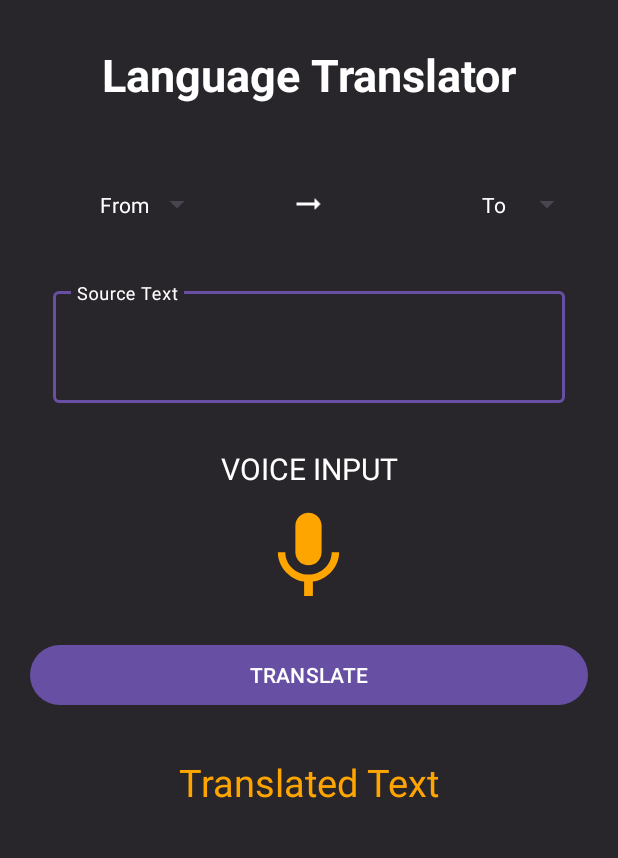
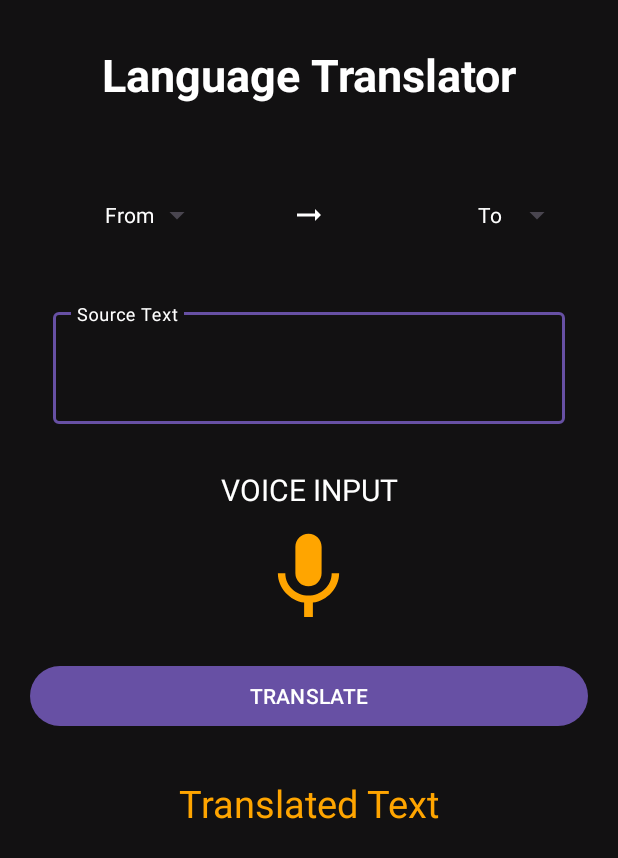
Before and after one commit to Just-vikas91/Language-Translator, an Android app: the screen it shows after launch (MainActivity), on a phone screen of 412 x 824 dp. Shown: the top 858 px of the screen. Run offline under Robolectric (Android 15) with nearby library versions, the phone set to English and light mode, and no system bars; libraries missing offline, so code that uses them is left out: com.google.firebase.ml.

Commit message:
All frontend and backend part for the translator is now complete.

```diff
--- a/app/build.gradle.kts
+++ b/app/build.gradle.kts
@@ -38,7 +38,7 @@ dependencies {
     implementation("com.google.android.material:material:1.11.0")
     // dependency for firebase core.
     implementation("com.google.firebase:firebase-core:21.1.1")
-// below two dependency are used for language detection
+    // below two dependency are used for language detection
     implementation("com.google.firebase:firebase-ml-natural-language:22.0.1")
     implementation("com.google.firebase:firebase-ml-natural-language-translate-model:20.0.9")
     implementation("androidx.constraintlayout:constraintlayout:2.1.4")
--- a/app/src/main/AndroidManifest.xml
+++ b/app/src/main/AndroidManifest.xml
@@ -7,11 +7,11 @@
 
     <application
         android:allowBackup="true"
+        android:icon="@drawable/translate"
+        android:roundIcon="@drawable/translate"
         android:dataExtractionRules="@xml/data_extraction_rules"
         android:fullBackupContent="@xml/backup_rules"
-        android:icon="@mipmap/ic_launcher"
         android:label="@string/app_name"
-        android:roundIcon="@mipmap/ic_launcher_round"
         android:supportsRtl="true"
         android:theme="@style/Theme.LangTrans"
         tools:targetApi="31">
--- a/app/src/main/java/com/example/langtrans/MainActivity.java
+++ b/app/src/main/java/com/example/langtrans/MainActivity.java
@@ -127,7 +127,7 @@ public class MainActivity extends AppCompatActivity {
     }
 
     private void translateText(int fromLanguageCode, int toLanguageCode, String source){
-        translatedTV.setText("downloading modal...");
+        translatedTV.setText("downloading modal");
         FirebaseTranslatorOptions options= new FirebaseTranslatorOptions.Builder()
                 .setSourceLanguage(fromLanguageCode)
                 .setTargetLanguage(toLanguageCode)
--- a/app/src/main/res/layout/activity_main.xml
+++ b/app/src/main/res/layout/activity_main.xml
@@ -32,10 +32,10 @@
 
         <Spinner
             android:id="@+id/idFromSpinner"
-            android:layout_width="0dp"
-            android:layout_height="wrap_content"
+            android:layout_width="5dp"
+            android:layout_height="48dp"
             android:layout_weight="1"
-            android:layout_margin="3dp"
+            android:layout_margin="10dp"
             android:layout_gravity="center"
             android:padding="10dp"/>
 
@@ -43,20 +43,20 @@
         <ImageView
             android:layout_width="1dp"
             android:layout_height="wrap_content"
+            android:layout_gravity="center"
             android:layout_weight="1"
+            android:contentDescription="@string/todo"
             android:src="@drawable/ic_right_arrow"
-            app:tint="@color/white"
-            android:layout_gravity="center"
-            />
+            app:tint="@color/white" />
 
         <Spinner
             android:id="@+id/idToSpinner"
-            android:layout_width="0dp"
-            android:layout_height="wrap_content"
+            android:layout_width="5dp"
+            android:layout_height="48dp"
             android:layout_weight="1"
             android:padding="10dp"
             android:layout_gravity="center"
-            android:layout_margin="3dp"
+            android:layout_margin="10dp"
             />
 
     </LinearLayout>
@@ -106,7 +106,8 @@
         android:layout_gravity="center"
         android:layout_marginTop="10dp"
         android:src="@drawable/ic_mic"
-        app:tint="@color/yellow" />
+        app:tint="@color/yellow"
+        android:importantForAccessibility="no" />
 
     <com.google.android.material.button.MaterialButton
         android:id="@+id/idBtnTranslate"
--- a/app/src/main/res/values/colors.xml
+++ b/app/src/main/res/values/colors.xml
@@ -8,6 +8,6 @@
     <color name="teal_200">#FF03DAC5</color>
     <color name="teal_700">#FF018786</color>
 
-    <color name="black_shade_1">#F21D1A20</color>
+    <color name="black_shade_1">#ED000000</color>
     <color name="yellow">#ffa500</color>
 </resources>
--- a/app/src/main/res/values/strings.xml
+++ b/app/src/main/res/values/strings.xml
@@ -6,4 +6,5 @@
     <string name="tap_mic_to_say">Tap Mic To say</string>
     <string name="translate">Translate</string>
     <string name="translated_text">Translated Text</string>
+    <string name="todo">TODO</string>
 </resources>
```
Also changed, not shown: app/src/main/res/drawable/translate.png (added).
